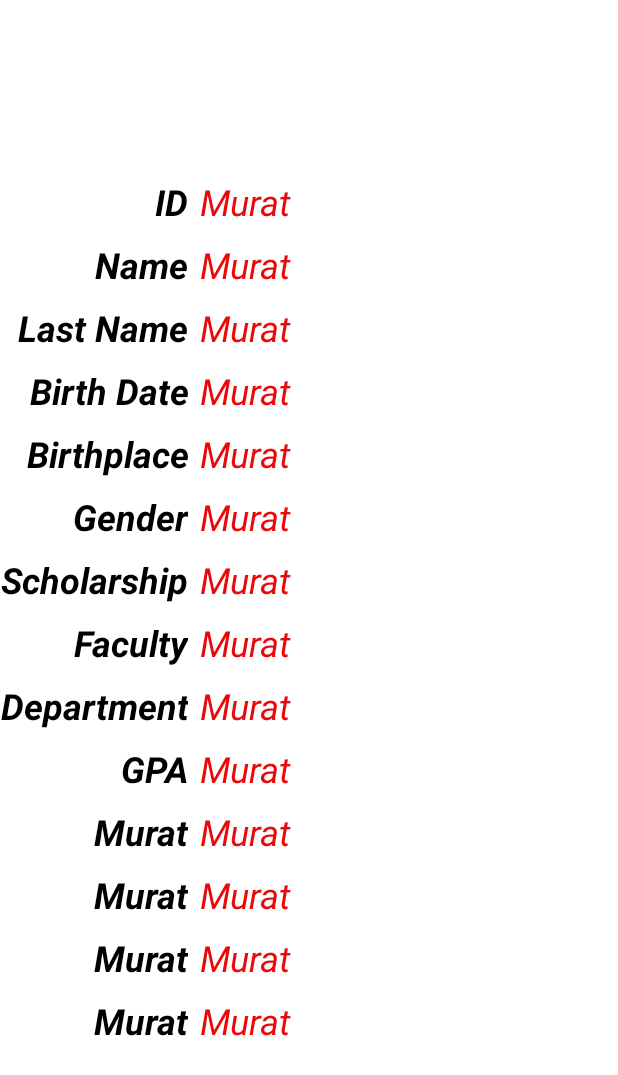
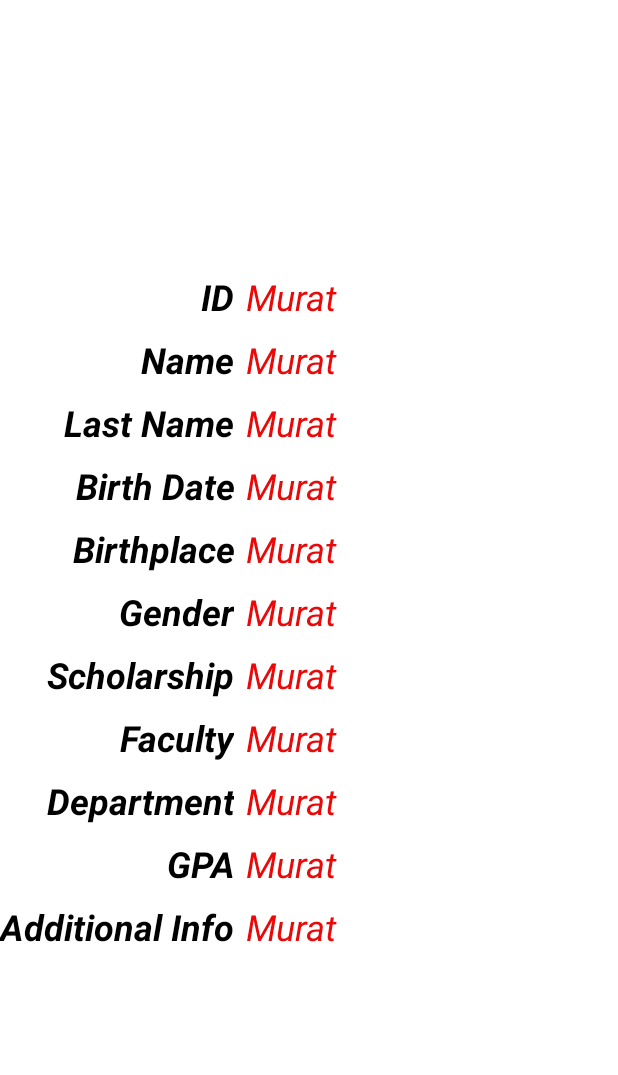
Before and after one commit to JustRelaxable/CMPE-408-Project-01, an Android app: the layout popup.xml on its own in the app's theme, with its tools: preview values and no code run, on a phone screen of 412 x 824 dp. Shown: the top 1075 px of the screen. Run offline under Robolectric (Android 15) with nearby library versions, the phone set to English and light mode, and no system bars.

Commit message:
Code refactoring

```diff
--- a/app/src/main/res/layout/popup.xml
+++ b/app/src/main/res/layout/popup.xml
@@ -120,37 +120,7 @@
             android:layout_width="match_parent"
             android:layout_height="42dp"
             android:gravity="right"
-            android:text="Murat"
-            android:textColor="@color/black"
-            android:textSize="24sp"
-            android:textStyle="bold|italic" />
-
-        <TextView
-            android:id="@+id/textView100"
-            android:layout_width="match_parent"
-            android:layout_height="42dp"
-            android:gravity="right"
-            android:text="Murat"
-            android:textColor="@color/black"
-            android:textSize="24sp"
-            android:textStyle="bold|italic" />
-
-        <TextView
-            android:id="@+id/textView101"
-            android:layout_width="match_parent"
-            android:layout_height="42dp"
-            android:gravity="right"
-            android:text="Murat"
-            android:textColor="@color/black"
-            android:textSize="24sp"
-            android:textStyle="bold|italic" />
-
-        <TextView
-            android:id="@+id/textView65"
-            android:layout_width="match_parent"
-            android:layout_height="42dp"
-            android:gravity="right"
-            android:text="Murat"
+            android:text="@string/additional_info"
             android:textColor="@color/black"
             android:textSize="24sp"
             android:textStyle="bold|italic" />
@@ -276,36 +246,6 @@
             android:textSize="24sp"
             android:textStyle="italic" />
 
-        <TextView
-            android:id="@+id/textView127"
-            android:layout_width="match_parent"
-            android:layout_height="42dp"
-            android:text="Murat"
-            android:textColor="#EA0808"
-            android:textColorLink="#E60F0F"
-            android:textSize="24sp"
-            android:textStyle="italic" />
-
-        <TextView
-            android:id="@+id/textView128"
-            android:layout_width="match_parent"
-            android:layout_height="42dp"
-            android:text="Murat"
-            android:textColor="#EA0808"
-            android:textColorLink="#E60F0F"
-            android:textSize="24sp"
-            android:textStyle="italic" />
-
-        <TextView
-            android:id="@+id/textView66"
-            android:layout_width="match_parent"
-            android:layout_height="42dp"
-            android:text="Murat"
-            android:textColor="#EA0808"
-            android:textColorLink="#E60F0F"
-            android:textSize="24sp"
-            android:textStyle="italic" />
-
     </LinearLayout>
 
 </androidx.constraintlayout.widget.ConstraintLayout>
```
Also changed, not shown: app/src/main/java/com/rc2/cmpe408project01/MainActivity.java (+66 -98 lines).
